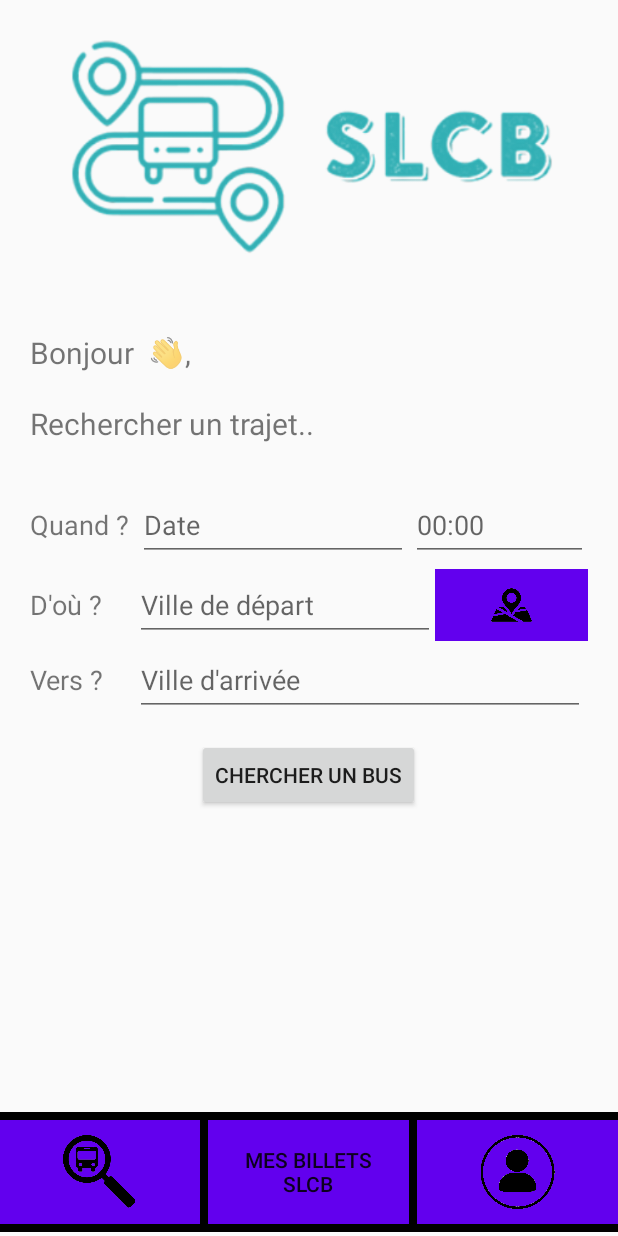
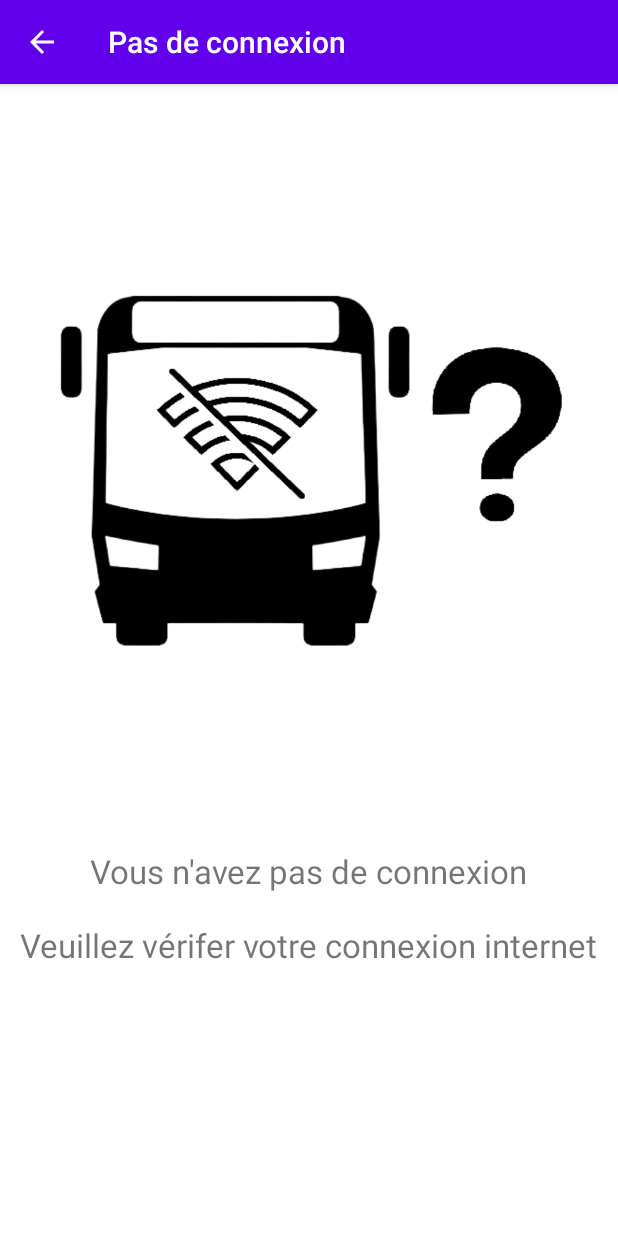
Before and after one commit to Ludovic-972/SLCB, an Android app: the screen it shows after launch (MainActivity before the commit, NoConnectionActivity after it), on a phone screen of 412 x 824 dp. Run offline under Robolectric (Android 15) with nearby library versions, the light colour scheme and no system bars.

Commit message:
Page hors connexion

```diff
--- a/app/src/main/java/com/tchoutchou/MainActivity.java
+++ b/app/src/main/java/com/tchoutchou/MainActivity.java
@@ -1,6 +1,7 @@
 package com.tchoutchou;
 
 
+import android.content.Intent;
 import android.os.Bundle;
 import android.os.Handler;
 import android.os.Looper;
@@ -15,12 +16,13 @@ import androidx.fragment.app.FragmentManager;
 import com.tchoutchou.fragments.Home;
 import com.tchoutchou.fragments.user.UserTickets;
 import com.tchoutchou.model.Trip;
+import com.tchoutchou.util.JDBCUtils;
 import com.tchoutchou.util.MainFragmentReplacement;
+import com.tchoutchou.util.NoConnectionException;
 
 
 public class MainActivity extends AppCompatActivity {
 
-    private static boolean appIsOpen = false;
     private boolean doubleBackToExitPressedOnce = false;
     private FragmentManager fm;
     private Fragment mainFragment;
@@ -28,31 +30,7 @@ public class MainActivity extends AppCompatActivity {
     @Override
     protected void onCreate(Bundle savedInstanceState) {
         super.onCreate(savedInstanceState);
-
-        View loadingScreen = getLayoutInflater().inflate(R.layout.loading_screen, null);
-        View mainView = getLayoutInflater().inflate(R.layout.activity_main, null);
-
-        setContentView(loadingScreen);
-        Handler handler = new Handler();
-        if (!appIsOpen) {
-            Runnable change = () -> setContentView(mainView);
-
-            Runnable loading = () -> {
-                try {
-                    Thread.sleep(3000);
-                    Trip.clean();
-                    handler.post(change);
-                } catch (InterruptedException e) {
-                    e.printStackTrace();
-                }
-
-            };
-
-            new Thread(loading).start();
-            appIsOpen = true;
-        }else{
-            setContentView(mainView);
-        }
+        setContentView(R.layout.activity_main);
 
         fm = getSupportFragmentManager();
         mainFragment = fm.findFragmentById(R.id.main);
--- /dev/null
+++ b/app/src/main/java/com/tchoutchou/NoConnectionActivity.java
@@ -0,0 +1,27 @@
+package com.tchoutchou;
+
+import androidx.appcompat.app.AppCompatActivity;
+
+import android.content.Intent;
+import android.os.Bundle;
+
+import java.util.Objects;
+
+public class NoConnectionActivity extends AppCompatActivity {
+
+    @Override
+    protected void onCreate(Bundle savedInstanceState) {
+        super.onCreate(savedInstanceState);
+        setContentView(R.layout.no_connection_layout);
+
+        Objects.requireNonNull(getSupportActionBar()).show();
+        getSupportActionBar().setTitle(R.string.no_connection);
+    }
+
+    @Override
+    public void onBackPressed() {
+        Intent intent = new Intent(NoConnectionActivity.this,OpenLoadingActivity.class);
+        startActivity(intent);
+        finish();
+    }
+}
--- /dev/null
+++ b/app/src/main/java/com/tchoutchou/OpenLoadingActivity.java
@@ -0,0 +1,59 @@
+package com.tchoutchou;
+
+import androidx.appcompat.app.AppCompatActivity;
+
+import android.content.Intent;
+import android.os.Bundle;
+import android.os.Handler;
+
+import com.tchoutchou.model.Trip;
+import com.tchoutchou.util.JDBCUtils;
+import com.tchoutchou.util.NoConnectionException;
+
+public class OpenLoadingActivity extends AppCompatActivity {
+
+
+    @Override
+    protected void onCreate(Bundle savedInstanceState) {
+        super.onCreate(savedInstanceState);
+        setContentView(R.layout.loading_screen);
+
+        getSupportActionBar().hide();
+
+        Handler handler = new Handler();
+
+        Runnable change = () -> {
+            Intent intent = new Intent(OpenLoadingActivity.this, MainActivity.class);
+            startActivity(intent);
+            finish();
+
+        };
+
+        Runnable loading = () -> {
+            try {
+                if (JDBCUtils.hasConnection(this)) {
+                    Thread.sleep(2000);
+                    Trip.clean();
+                    handler.post(change);
+                } else {
+                    Thread.sleep(2000);
+                    Intent intent = new Intent(OpenLoadingActivity.this, NoConnectionActivity.class);
+                    startActivity(intent);
+                    finish();
+                }
+            } catch (InterruptedException | NoConnectionException e) {
+                Intent intent = new Intent(OpenLoadingActivity.this, NoConnectionActivity.class);
+                startActivity(intent);
+                finish();
+            }
+
+        };
+
+        new Thread(loading).start();
+    }
+
+    @Override
+    public void onBackPressed() {
+        super.onBackPressed();
+    }
+}
--- a/app/src/main/java/com/tchoutchou/fragments/Menu.java
+++ b/app/src/main/java/com/tchoutchou/fragments/Menu.java
@@ -35,7 +35,7 @@ public class Menu extends Fragment {
                              Bundle savedInstanceState) {
 
         View root = inflater.inflate(R.layout.fragment_menu, container, false);
-        SharedPreferences preferences = this.getActivity().getSharedPreferences("userInfos", Context.MODE_PRIVATE);
+        SharedPreferences preferences = this.requireActivity().getSharedPreferences("userInfos", Context.MODE_PRIVATE);
         fragmentManager = requireActivity().getSupportFragmentManager();
 
         ImageButton toHomePage = root.findViewById(R.id.homePageButton);
--- a/app/src/main/java/com/tchoutchou/model/Towns.java
+++ b/app/src/main/java/com/tchoutchou/model/Towns.java
@@ -1,6 +1,9 @@
 package com.tchoutchou.model;
 
+import android.app.Activity;
+
 import com.tchoutchou.util.JDBCUtils;
+import com.tchoutchou.util.NoConnectionException;
 
 import java.sql.Connection;
 import java.sql.ResultSet;
@@ -13,7 +16,7 @@ public class Towns {
 
     private Towns(){}
 
-    public static List<String> getAllTowns(){
+    public static List<String> getAllTowns() throws NoConnectionException {
         List<String> townList = new ArrayList<>();
         String req = "select * from towns";
         Connection connection = JDBCUtils.getConnection();
--- a/app/src/main/java/com/tchoutchou/util/JDBCUtils.java
+++ b/app/src/main/java/com/tchoutchou/util/JDBCUtils.java
@@ -1,4 +1,6 @@
 package com.tchoutchou.util;
+
+import android.app.Activity;
 
 import java.sql.Connection;
 import java.sql.DriverManager;
@@ -6,7 +8,7 @@ import java.sql.SQLException;
 
 public class JDBCUtils {
 
-    public static Connection getConnection() {
+    public static Connection getConnection() throws NoConnectionException {
         Connection  connection = null;
         try {
             Class.forName("com.mysql.jdbc.Driver");
@@ -17,6 +19,10 @@ public class JDBCUtils {
             connection= DriverManager.getConnection(url,login,pwd);
         }catch (Exception exception){
             exception.printStackTrace();
+        }
+
+        if (connection == null){
+            throw new NoConnectionException();
         }
         return connection;
     }
@@ -35,4 +41,15 @@ public class JDBCUtils {
         return tab[2]+'-'+tab[1]+'-'+tab[0];
     }
 
+    public static boolean hasConnection(Activity activity){
+        try {
+            Connection connection = getConnection();
+            if(connection == null)
+                throw new NoConnectionException();
+        } catch (NoConnectionException e) {
+            return false;
+        }
+        return true;
+    }
+
 }
--- /dev/null
+++ b/app/src/main/java/com/tchoutchou/util/NoConnectionException.java
@@ -0,0 +1,10 @@
+package com.tchoutchou.util;
+
+public class NoConnectionException extends Exception {
+
+    public NoConnectionException(String s) {
+        super(s);
+    }
+
+    public NoConnectionException() { super(); }
+}
--- /dev/null
+++ b/app/src/main/res/layout/no_connection_layout.xml
@@ -0,0 +1,40 @@
+<?xml version="1.0" encoding="utf-8"?>
+<RelativeLayout xmlns:android="http://schemas.android.com/apk/res/android"
+    xmlns:app="http://schemas.android.com/apk/res-auto"
+    xmlns:tools="http://schemas.android.com/tools"
+    android:layout_width="match_parent"
+    android:layout_height="match_parent"
+    android:background="@color/white"
+    tools:context=".NoConnectionActivity">
+
+    <ImageView
+        android:id="@+id/noConnectionImage"
+        android:layout_width="350dp"
+        android:layout_height="350dp"
+        android:layout_centerHorizontal="true"
+        android:layout_marginTop="80dp"
+        app:srcCompat="@drawable/no_connection" />
+
+    <TextView
+        android:id="@+id/noConnectionText"
+        android:layout_width="wrap_content"
+        android:layout_height="wrap_content"
+        android:layout_below="@id/noConnectionImage"
+        android:layout_marginTop="80dp"
+        android:textSize="22sp"
+        android:layout_centerHorizontal="true"
+        android:text="@string/no_connection_text1" />
+
+    <TextView
+        android:id="@+id/noConnectionText2"
+        android:layout_width="wrap_content"
+        android:layout_height="wrap_content"
+        android:layout_centerHorizontal="true"
+        android:layout_below="@id/noConnectionText"
+        android:layout_marginTop="20dp"
+        android:textSize="22sp"
+        android:text="@string/no_connection_text2" />
+
+
+
+</RelativeLayout>
--- a/app/src/main/res/values/strings.xml
+++ b/app/src/main/res/values/strings.xml
@@ -2,7 +2,7 @@
     <string name="app_name" translatable="false">SLCB</string>
 
     <string name="hello_blank_fragment">Coucou fragment vide</string>
-    <string name="trip_action_bar_text">Bus disponibles à partir du</string>
+    <string name="trip_action_bar_text">Bus disponibles le</string>
     <string name="at"> à </string>
     <string name="the">le</string>
     <string name="show_location_1">Vous êtes actuellement à</string>
@@ -11,4 +11,9 @@
     <string name="departure_from">Départ de</string>
     <string name="arrival_at">Arrivée à</string>
     <string name="pdf_title">Mon billet SLCB &#128646;</string>
+    <string name="no_connection">Pas de connexion</string>
+    <string name="no_connection_text1">Vous n\'avez pas de connexion</string>
+    <string name="no_connection_text2">Veuillez vérifer votre connexion internet</string>
+    <string name="directory_name">Mes Billets SLCB</string>
+    <string name="pdf_saved_text">\"Votre billet à été enregistré dans\"</string>
 </resources>
```
Also changed, not shown: app/src/main/AndroidManifest.xml (+16 -7 lines), app/src/main/java/com/tchoutchou/TripActivity.java (+19 -3 lines), app/src/main/java/com/tchoutchou/fragments/Home.java (+82 -42 lines), app/src/main/java/com/tchoutchou/fragments/user/UserConnection.java (+6 -2 lines), app/src/main/java/com/tchoutchou/fragments/user/UserRegistration.java (+10 -10 lines), app/src/main/java/com/tchoutchou/fragments/user/UserTickets.java (+26 -10 lines), app/src/main/java/com/tchoutchou/model/Tickets.java (+6 -5 lines), app/src/main/java/com/tchoutchou/model/Trip.java (+12 -4 lines), app/src/main/java/com/tchoutchou/model/User.java (+6 -5 lines), app/src/main/java/com/tchoutchou/util/PdfGenerator.java (+61 -27 lines), app/src/main/res/drawable/no_connection.png (added), 1 other file.
